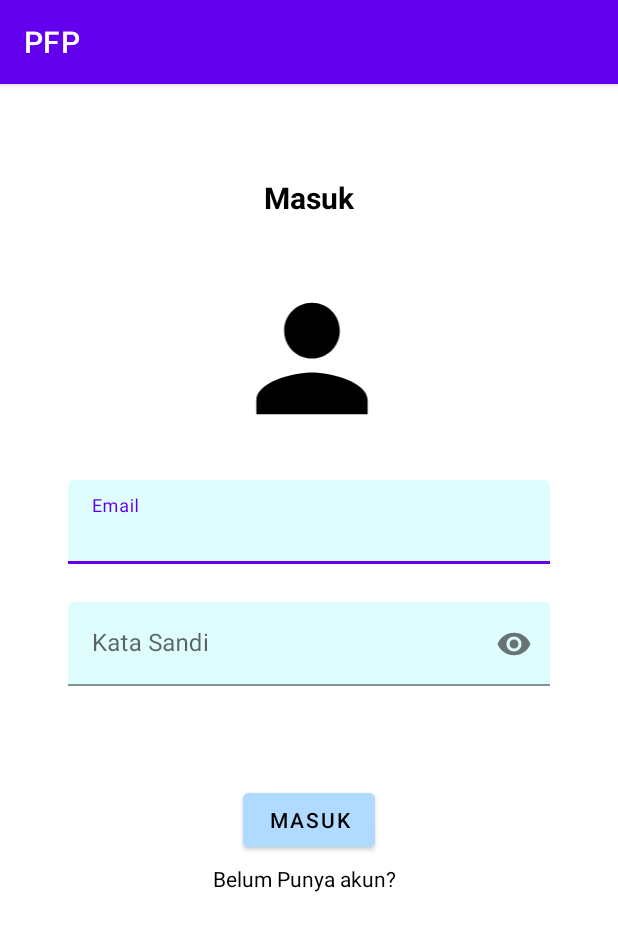
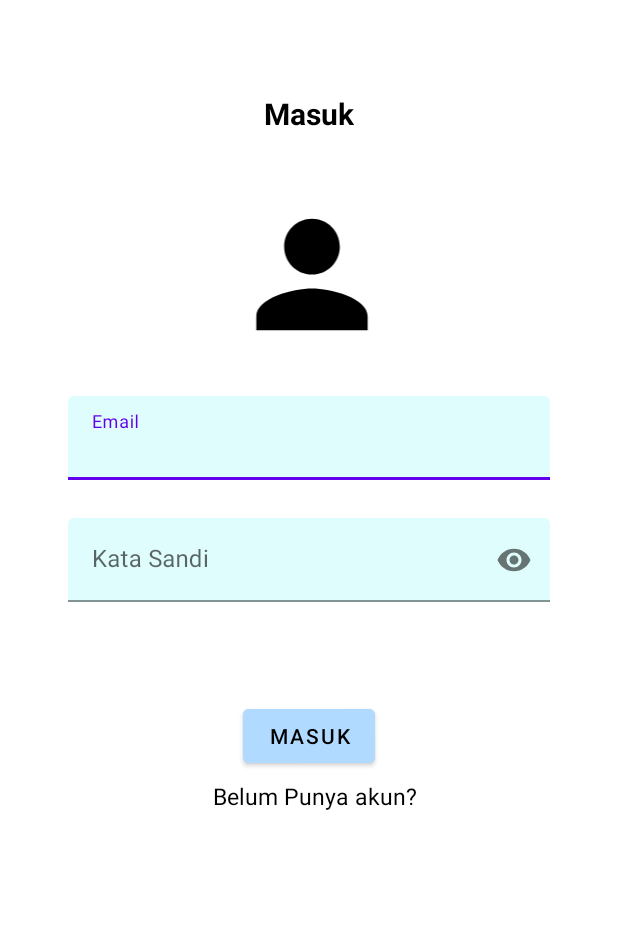
Before and after one commit to MaulidFajrulIshlah/PFP, an Android app: the fragment LoginFragment shown on its own in the app's theme, on a phone screen of 412 x 824 dp. Shown: the top 931 px of the screen. Run offline under Robolectric (Android 15) with nearby library versions, the phone set to English and light mode, and no system bars.

Commit message:
Pra Final Project

```diff
--- a/app/src/main/res/layout/fragment_login.xml
+++ b/app/src/main/res/layout/fragment_login.xml
@@ -13,12 +13,12 @@
         android:layout_height="wrap_content"
         android:layout_alignParentTop="true"
         android:layout_centerInParent="true"
+        android:layout_marginTop="62dp"
+        android:layout_marginEnd="180dp"
+        android:text="@string/login"
         android:textColor="@color/black"
         android:textSize="20sp"
-        android:textStyle="bold"
-        android:layout_marginTop="62dp"
-        android:layout_marginEnd="180dp"
-        android:text="@string/login" />
+        android:textStyle="bold" />
 
 
     <ImageView
@@ -93,6 +93,7 @@
         android:layout_height="wrap_content"
         android:layout_below="@+id/btnLogin"
         android:layout_alignParentStart="true"
+        android:textSize="15sp"
         android:layout_marginStart="142dp"
         android:layout_marginTop="5dp"
         android:text="@string/belum_punya_akun" />
--- a/app/src/main/res/values-night/themes.xml
+++ b/app/src/main/res/values-night/themes.xml
@@ -1,6 +1,6 @@
 <resources xmlns:tools="http://schemas.android.com/tools">
     <!-- Base application theme. -->
-    <style name="Theme.PFP" parent="Theme.MaterialComponents.DayNight.DarkActionBar">
+    <style name="Theme.PFP" parent="Theme.MaterialComponents.DayNight.NoActionBar">
         <!-- Primary brand color. -->
         <item name="colorPrimary">@color/purple_200</item>
         <item name="colorPrimaryVariant">@color/purple_700</item>
--- a/app/src/main/res/values/themes.xml
+++ b/app/src/main/res/values/themes.xml
@@ -1,6 +1,6 @@
 <resources xmlns:tools="http://schemas.android.com/tools">
     <!-- Base application theme. -->
-    <style name="Theme.PFP" parent="Theme.MaterialComponents.DayNight.DarkActionBar">
+    <style name="Theme.PFP" parent="Theme.MaterialComponents.DayNight.NoActionBar">
         <!-- Primary brand color. -->
         <item name="colorPrimary">@color/purple_500</item>
         <item name="colorPrimaryVariant">@color/purple_700</item>
```
Also changed, not shown: app/src/main/res/layout/list_riwayat.xml (+18 -7 lines).
